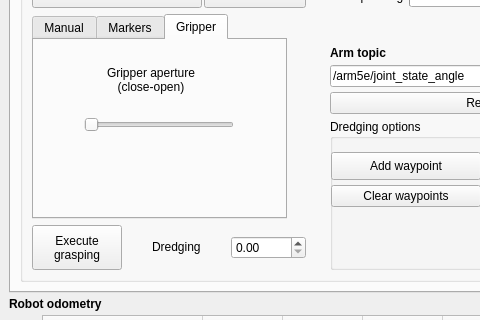
Before: the Qt Designer form ui/main_window.ui in davidfornas/merbots_gui, drawn with Qt 5; both pictures show x 0 to 480 and y 203 to 523 of the 1295 by 750 pixel window.
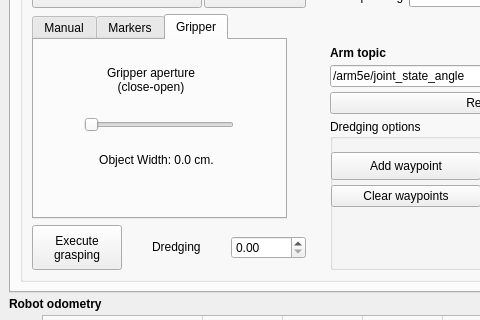
After: the same form once the commit is applied. Icons and pictures are not drawn.

The edit to the form file:
```diff
--- a/ui/main_window.ui
+++ b/ui/main_window.ui
@@ -777,6 +777,22 @@
                       <enum>Qt::Horizontal</enum>
                      </property>
                     </widget>
+                    <widget class="QLabel" name="label_6">
+                     <property name="geometry">
+                      <rect>
+                       <x>12</x>
+                       <y>110</y>
+                       <width>221</width>
+                       <height>20</height>
+                      </rect>
+                     </property>
+                     <property name="text">
+                      <string>Object Width: 0.0 cm.</string>
+                     </property>
+                     <property name="alignment">
+                      <set>Qt::AlignCenter</set>
+                     </property>
+                    </widget>
                    </widget>
                   </widget>
                  </item>
```
